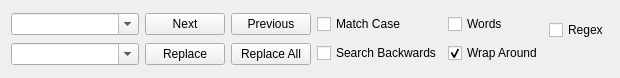
Qt form qt/python/mantidqt/widgets/inline_find_replace_dialog/dialog.ui (mantidproject/mantid) before a commit.
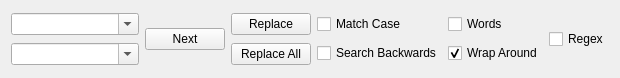
The same form after that commit.

Patch:
```diff
--- a/qt/python/mantidqt/widgets/inline_find_replace_dialog/dialog.ui
+++ b/qt/python/mantidqt/widgets/inline_find_replace_dialog/dialog.ui
@@ -48,6 +48,10 @@
            </property>
           </widget>
          </item>
+        </layout>
+       </item>
+       <item>
+        <layout class="QVBoxLayout" name="horizontalLayout_4">
          <item>
           <widget class="QPushButton" name="button_replace">
            <property name="text">
@@ -55,17 +59,6 @@
            </property>
           </widget>
          </item>
-        </layout>
-       </item>
-       <item>
-        <layout class="QVBoxLayout" name="horizontalLayout_4">
-         <item>
-          <widget class="QPushButton" name="button_previous">
-           <property name="text">
-            <string>Previous</string>
-           </property>
-          </widget>
-         </item>
          <item>
           <widget class="QPushButton" name="button_replace_all">
            <property name="text">
@@ -137,22 +130,6 @@
              </property>
             </widget>
            </item>
-           <item>
-            <spacer name="verticalSpacer">
-             <property name="orientation">
-              <enum>Qt::Vertical</enum>
-             </property>
-             <property name="sizeType">
-              <enum>QSizePolicy::Minimum</enum>
-             </property>
-             <property name="sizeHint" stdset="0">
-              <size>
-               <width>17</width>
-               <height>17</height>
-              </size>
-             </property>
-            </spacer>
-           </item>
           </layout>
          </item>
         </layout>
```
